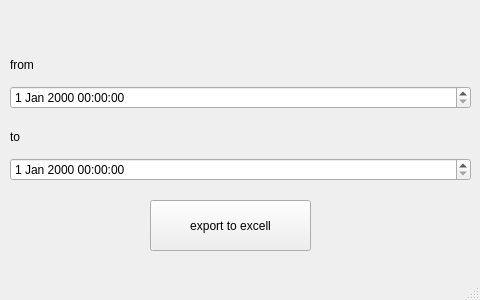
The window that exportToExcell.ui (eternauta109/contact_tracing) describes before a commit, drawn with Qt 5.
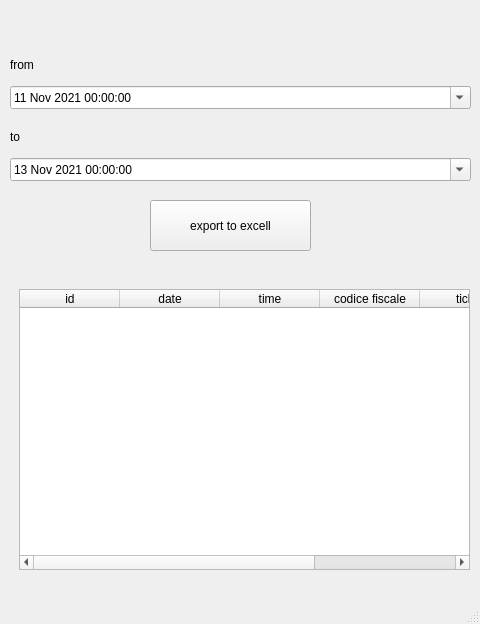
The same window after the commit.

Commit message: aggiunto form per gestione db

What changed in the file:
```diff
--- a/exportToExcell.ui
+++ b/exportToExcell.ui
@@ -7,7 +7,7 @@
     <x>0</x>
     <y>0</y>
     <width>480</width>
-    <height>300</height>
+    <height>624</height>
    </rect>
   </property>
   <property name="windowTitle">
@@ -25,7 +25,18 @@
     </property>
     <layout class="QGridLayout" name="gridLayout">
      <item row="2" column="0" alignment="Qt::AlignTop">
-      <widget class="QDateTimeEdit" name="dateTimeEdit"/>
+      <widget class="QDateTimeEdit" name="fromTime">
+       <property name="date">
+        <date>
+         <year>2021</year>
+         <month>11</month>
+         <day>11</day>
+        </date>
+       </property>
+       <property name="calendarPopup">
+        <bool>true</bool>
+       </property>
+      </widget>
      </item>
      <item row="1" column="0">
       <widget class="QLabel" name="label">
@@ -42,7 +53,18 @@
       </widget>
      </item>
      <item row="4" column="0">
-      <widget class="QDateTimeEdit" name="dateTimeEdit_2"/>
+      <widget class="QDateTimeEdit" name="toTime">
+       <property name="date">
+        <date>
+         <year>2021</year>
+         <month>11</month>
+         <day>13</day>
+        </date>
+       </property>
+       <property name="calendarPopup">
+        <bool>true</bool>
+       </property>
+      </widget>
      </item>
     </layout>
    </widget>
@@ -59,6 +81,67 @@
      <string>export to excell</string>
     </property>
    </widget>
+   <widget class="QWidget" name="gridLayoutWidget_2">
+    <property name="geometry">
+     <rect>
+      <x>19</x>
+      <y>289</y>
+      <width>451</width>
+      <height>281</height>
+     </rect>
+    </property>
+    <layout class="QGridLayout" name="gridLayout_2">
+     <item row="0" column="0">
+      <widget class="QTableWidget" name="tablewdg">
+       <property name="focusPolicy">
+        <enum>Qt::NoFocus</enum>
+       </property>
+       <property name="layoutDirection">
+        <enum>Qt::LeftToRight</enum>
+       </property>
+       <property name="autoFillBackground">
+        <bool>true</bool>
+       </property>
+       <property name="alternatingRowColors">
+        <bool>true</bool>
+       </property>
+       <property name="selectionBehavior">
+        <enum>QAbstractItemView::SelectRows</enum>
+       </property>
+       <column>
+        <property name="text">
+         <string>id</string>
+        </property>
+       </column>
+       <column>
+        <property name="text">
+         <string>date</string>
+        </property>
+       </column>
+       <column>
+        <property name="text">
+         <string>time</string>
+        </property>
+       </column>
+       <column>
+        <property name="text">
+         <string>codice fiscale</string>
+        </property>
+       </column>
+       <column>
+        <property name="text">
+         <string>ticket</string>
+        </property>
+       </column>
+       <column>
+        <property name="text">
+         <string>numero ingressi</string>
+        </property>
+       </column>
+      </widget>
+     </item>
+    </layout>
+   </widget>
   </widget>
   <widget class="QMenuBar" name="menubar">
    <property name="geometry">
```
Left out of the diff: 2 changed lines with no effect on the pictures. The commit also changes 2 other files.
